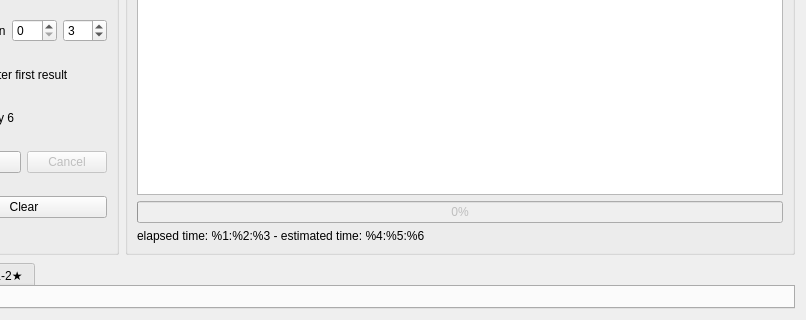
Old version of the form Forms/Tools/SeedCalculator.ui in the repository Admiral-Fish/RaidFinder; both pictures show x 82 to 888 and y 173 to 493 of the 888 by 493 pixel window.
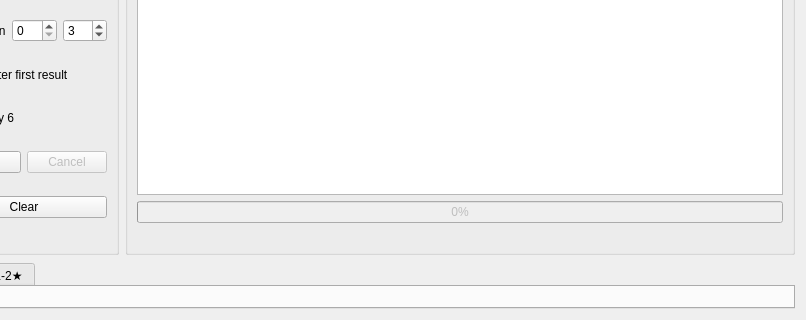
New version of the form. Custom widgets are drawn as their Qt base class.

What changed in the file:
```diff
--- a/Forms/Tools/SeedCalculator.ui
+++ b/Forms/Tools/SeedCalculator.ui
@@ -50,11 +50,7 @@
        </widget>
       </item>
       <item row="2" column="0">
-       <widget class="QLabel" name="progressLabel">
-        <property name="text">
-         <string>elapsed time: %1:%2:%3 - estimated time: %4:%5:%6</string>
-        </property>
-       </widget>
+       <widget class="QLabel" name="progressLabel"/>
       </item>
      </layout>
     </widget>
```
